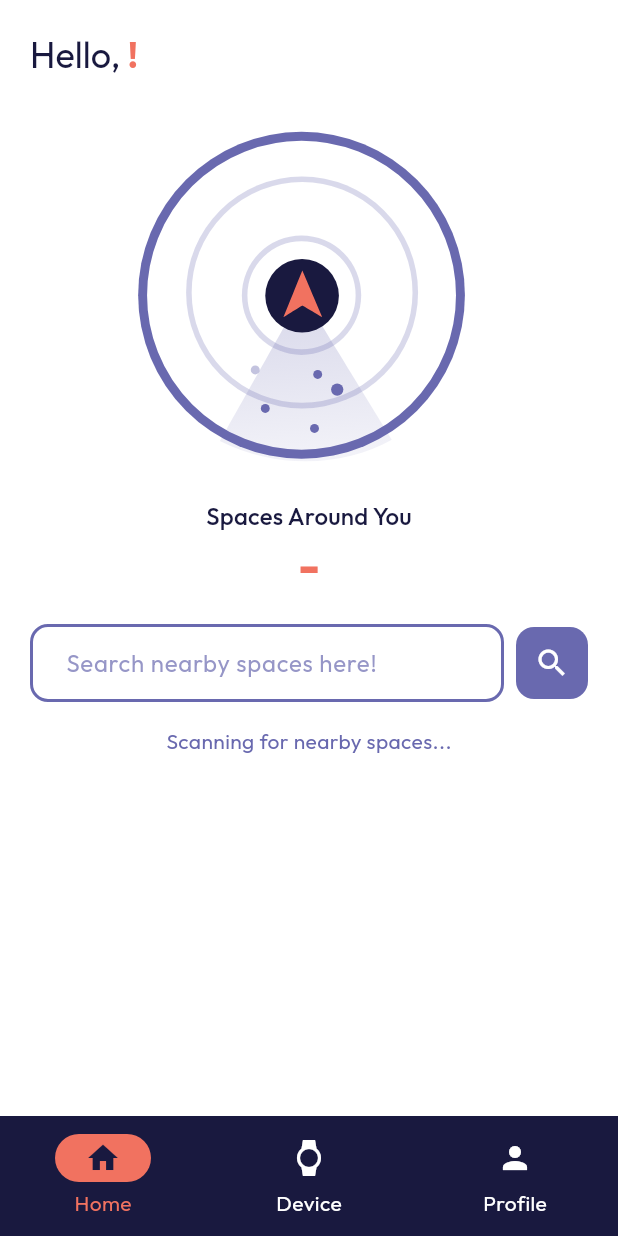
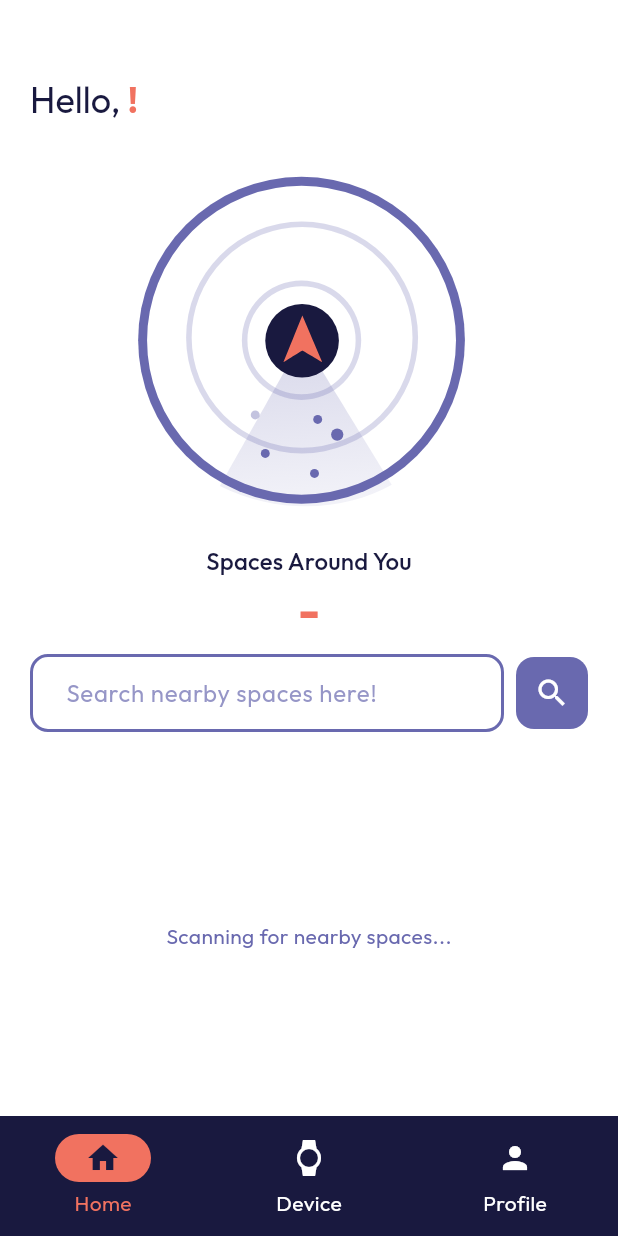
Before and after one commit to Reasondro/ImHEAR, a Flutter app: the screen it shows once a user with an empty profile is signed in, on a phone screen of 412 x 824 dp. Run offline on Flutter 3.47's test engine with Material 3 defaults, Android fonts, the phone set to English and light mode, and no system bars; our stand-ins replace equatable, flutter_bloc, flutter_blue_plus, flutter_dotenv, geolocator, go_router and 5 more; accounts and stored records are empty.

Commit message:
revised home screen again to let the subspaces the only scroolable widgets

```diff
--- a/lib/app/layouts/layout_scaffold_with_nav.dart
+++ b/lib/app/layouts/layout_scaffold_with_nav.dart
@@ -13,7 +13,7 @@ class LayoutScaffoldWithNav extends StatelessWidget {
       body:
           //  SafeArea(child:
           navigationShell,
-      // ),
+      // )
       bottomNavigationBar: NavigationBar(
         destinations:
             destinations
--- a/lib/features/home/presentation/screens/home_screen.dart
+++ b/lib/features/home/presentation/screens/home_screen.dart
@@ -106,11 +106,16 @@ class _HomeScreenState extends State<HomeScreen> {
         padding: const EdgeInsets.only(
           left: 20.0,
           right: 20,
-          bottom: 12.0,
-          top: 20.0,
+          // bottom: 12.0,
+          bottom: 0,
+          top: 50.0,
+          // top: 40.0,
+          // top: 16.0, //? or 20 for whole screen scrool
         ),
-        child: ListView(
-          // crossAxisAlignment: CrossAxisAlignment.start,
+        // child: ListView( //? for whole screen scrool
+        child: Column(
+          //? for whole screen scrool
+          crossAxisAlignment: CrossAxisAlignment.start,
           children: <Widget>[
             // ? hello usernanme
             RichText(
@@ -190,7 +195,8 @@ class _HomeScreenState extends State<HomeScreen> {
                 ],
               ),
             ),
-            const SizedBox(height: 20), // ? search bar
+            // const SizedBox(height: 20), // ? search bar
+            const SizedBox(height: 10), // ? search bar
             Row(
               children: [
                 Expanded(
@@ -257,11 +263,10 @@ class _HomeScreenState extends State<HomeScreen> {
                 ),
               ],
             ),
-            const SizedBox(height: 16),
+            const SizedBox(height: 16), //? for whole scrool screen
             // ? list of nearby spaces
-            // Expanded(
-            // child:
-            BlocBuilder<NearbyOfficialsCubit, NearbyOfficialsState>(
+            Expanded(
+              child: BlocBuilder<NearbyOfficialsCubit, NearbyOfficialsState>(
                 builder: (context, state) {
                   if (state is NearbyOfficialsLoading
                   // && !(state is NearbyOfficialsLoaded &&
@@ -295,6 +300,18 @@ class _HomeScreenState extends State<HomeScreen> {
                                 searchTerm,
                               );
                         }).toList();
+
+                    // ---- START: For testing with many items ----
+                    if (displayedOfficials.isNotEmpty) {
+                      final List<NearbyOfficial> originalList = List.from(
+                        displayedOfficials,
+                      );
+                      for (int i = 0; i < 10; i++) {
+                        // Multiply by 10 (adjust as needed)
+                        displayedOfficials.addAll(originalList);
+                      }
+                    }
+                    // ---- END: For testing with many items ----
                     if (displayedOfficials.isEmpty &&
                         _searchController.text.isNotEmpty) {
                       return const Center(
@@ -305,11 +322,13 @@ class _HomeScreenState extends State<HomeScreen> {
                       );
                     }
                     return ListView.builder(
-                    shrinkWrap: true,
-                    physics: const NeverScrollableScrollPhysics(),
+                      padding: const EdgeInsets.only(top: 0),
+                      // shrinkWrap: true, //? for whole screen scrool
+                      // physics: const NeverScrollableScrollPhysics(), //? for whole screen scrool
                       itemCount: displayedOfficials.length,
                       itemBuilder: (context, index) {
-                      final NearbyOfficial official = displayedOfficials[index];
+                        final NearbyOfficial official =
+                            displayedOfficials[index];
                         return NearbySpaceListItem(
                           official: official,
                           onTap: () async {
@@ -352,7 +371,7 @@ class _HomeScreenState extends State<HomeScreen> {
                   );
                 },
               ),
-            // ),
+            ),
           ],
         ),
       ),
--- a/lib/features/home/presentation/widgets/nearby_space_list_item.dart
+++ b/lib/features/home/presentation/widgets/nearby_space_list_item.dart
@@ -18,7 +18,9 @@ class NearbySpaceListItem extends StatelessWidget {
     return Card(
       color: AppColors.haiti,
       shape: RoundedRectangleBorder(borderRadius: BorderRadius.circular(12)),
-      margin: const EdgeInsets.symmetric(vertical: 6),
+      // margin: const EdgeInsets.symmetric(vertical: 6), //? for whole scrool screen
+      // margin: const EdgeInsets.symmetric(vertical: 0),
+      margin: const EdgeInsets.only(bottom: 6),
       child: InkWell(
         onTap: onTap,
         borderRadius: BorderRadius.circular(12),
```
Lines whose indentation alone changed are shown as unchanged.
